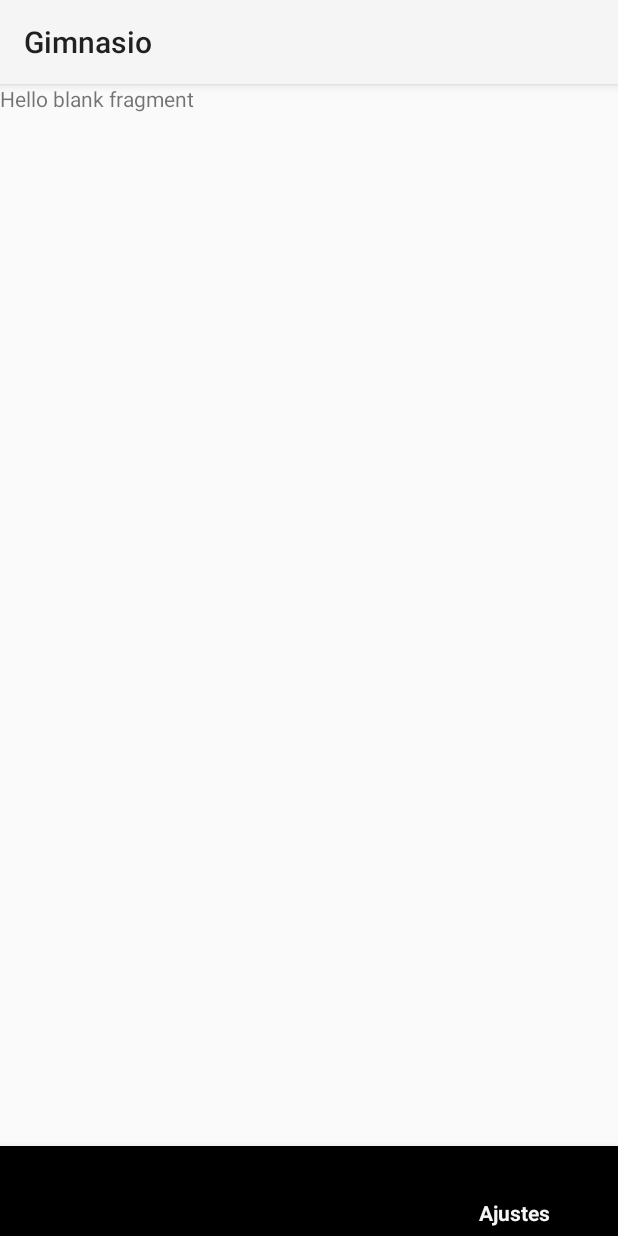
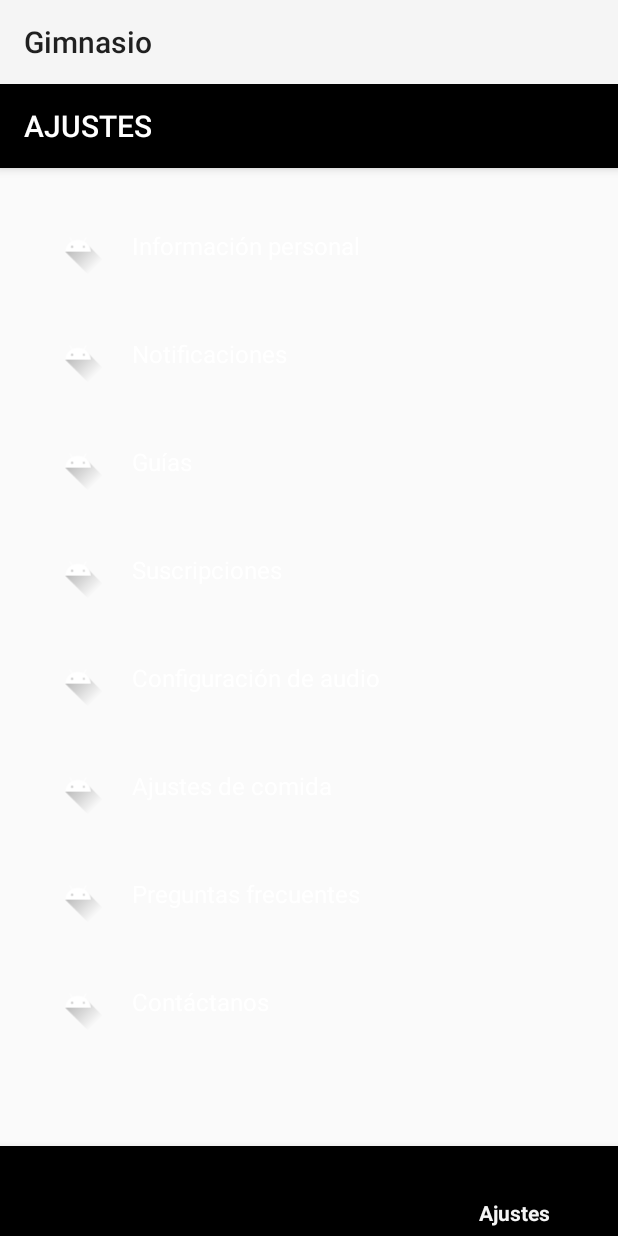
Before and after one commit to ingloorious/PALESTRA, an Android app: the screen it shows after launch once a user with an empty profile is signed in (HomeActivity), item 3 of the bottom bar chosen, on a phone screen of 412 x 824 dp. Run offline under Robolectric (Android 15) with nearby library versions, the phone set to English and light mode, and no system bars; our stand-ins replace Firebase (no records; nobody signed in at launch, a user with empty details on screens opened directly).

Commit message:
fragment ajustes , estructura creada (en desarrollo)

```diff
--- /dev/null
+++ b/app/src/main/java/AJUSTES/ajustesAdapter.java
@@ -0,0 +1,60 @@
+package AJUSTES;
+
+import android.view.LayoutInflater;
+import android.view.View;
+import android.view.ViewGroup;
+import android.widget.ImageView;
+import android.widget.TextView;
+
+import androidx.annotation.NonNull;
+import androidx.recyclerview.widget.RecyclerView;
+import com.example.gimnasio.R;
+import java.util.List;
+
+public class ajustesAdapter extends RecyclerView.Adapter<ajustesAdapter.ViewHolder> {
+
+    private final List<ajustesClass> ajustesList;
+    private final OnAjusteClickListener listener;
+
+    // Constructor adecuado
+    public ajustesAdapter(List<ajustesClass> ajustesList, OnAjusteClickListener listener) {
+        this.ajustesList = ajustesList;
+        this.listener = listener;
+    }
+
+    public interface OnAjusteClickListener {
+        void onAjusteClick(ajustesClass item);
+    }
+
+    @NonNull
+    @Override
+    public ajustesAdapter.ViewHolder onCreateViewHolder(@NonNull ViewGroup parent, int viewType) {
+        View view = LayoutInflater.from(parent.getContext()).inflate(R.layout.item_ajuste, parent, false);
+        return new ajustesAdapter.ViewHolder(view); // Deberías retornar el ViewHolder aquí
+    }
+
+    @Override
+    public void onBindViewHolder(@NonNull ajustesAdapter.ViewHolder holder, int position) {
+        ajustesClass item = ajustesList.get(position);
+        holder.icono.setImageResource(item.getIcono());
+        holder.titulo.setText(item.getTitulo());
+        holder.itemView.setOnClickListener(v -> listener.onAjusteClick(item));
+    }
+
+    @Override
+    public int getItemCount() {
+        return ajustesList.size();
+    }
+
+    // Clase ViewHolder
+    static class ViewHolder extends RecyclerView.ViewHolder {
+        ImageView icono;
+        TextView titulo;
+
+        public ViewHolder(@NonNull View itemView) {
+            super(itemView);
+            icono = itemView.findViewById(R.id.iconImage);
+            titulo = itemView.findViewById(R.id.titulo);
+        }
+    }
+}
--- /dev/null
+++ b/app/src/main/java/AJUSTES/ajustesClass.java
@@ -0,0 +1,19 @@
+package AJUSTES;
+
+public class ajustesClass {
+    private final String titulo ;
+    private final int icono ;
+
+    public ajustesClass(String titulo, int icono) {
+        this.titulo = titulo;
+        this.icono = icono;
+    }
+
+    public String getTitulo() {
+        return titulo;
+    }
+
+    public int getIcono() {
+        return icono;
+    }
+}
--- a/app/src/main/java/com/example/gimnasio/AjustesFragment.java
+++ b/app/src/main/java/com/example/gimnasio/AjustesFragment.java
@@ -1,47 +1,37 @@
 package com.example.gimnasio;
 
+import android.graphics.Color;
 import android.os.Bundle;
 
+import androidx.appcompat.widget.Toolbar;
 import androidx.fragment.app.Fragment;
+import androidx.recyclerview.widget.LinearLayoutManager;
+import androidx.recyclerview.widget.RecyclerView;
 
 import android.view.LayoutInflater;
 import android.view.View;
 import android.view.ViewGroup;
 
-/**
- * A simple {@link Fragment} subclass.
- * Use the {@link AjustesFragment#newInstance} factory method to
- * create an instance of this fragment.
- */
+import java.util.ArrayList;
+import java.util.List;
+
+import AJUSTES.ajustesAdapter;
+import AJUSTES.ajustesClass;
+
+
+
 public class AjustesFragment extends Fragment {
 
-    // TODO: Rename parameter arguments, choose names that match
-    // the fragment initialization parameters, e.g. ARG_ITEM_NUMBER
-    private static final String ARG_PARAM1 = "param1";
-    private static final String ARG_PARAM2 = "param2";
-
-    // TODO: Rename and change types of parameters
-    private String mParam1;
-    private String mParam2;
+    Toolbar barra ;
 
     public AjustesFragment() {
         // Required empty public constructor
     }
 
-    /**
-     * Use this factory method to create a new instance of
-     * this fragment using the provided parameters.
-     *
-     * @param param1 Parameter 1.
-     * @param param2 Parameter 2.
-     * @return A new instance of fragment AjustesFragment.
-     */
-    // TODO: Rename and change types and number of parameters
+
     public static AjustesFragment newInstance(String param1, String param2) {
         AjustesFragment fragment = new AjustesFragment();
         Bundle args = new Bundle();
-        args.putString(ARG_PARAM1, param1);
-        args.putString(ARG_PARAM2, param2);
         fragment.setArguments(args);
         return fragment;
     }
@@ -49,16 +39,36 @@ public class AjustesFragment extends Fragment {
     @Override
     public void onCreate(Bundle savedInstanceState) {
         super.onCreate(savedInstanceState);
-        if (getArguments() != null) {
-            mParam1 = getArguments().getString(ARG_PARAM1);
-            mParam2 = getArguments().getString(ARG_PARAM2);
-        }
+
     }
 
     @Override
     public View onCreateView(LayoutInflater inflater, ViewGroup container,
                              Bundle savedInstanceState) {
-        // Inflate the layout for this fragment
-        return inflater.inflate(R.layout.fragment_ajustes, container, false);
+        View view = inflater.inflate(R.layout.fragment_ajustes,container, false);
+        barra = view.findViewById(R.id.toolbar);
+        barra.setTitle("AJUSTES");
+        barra.setTitleTextColor(Color.WHITE);
+
+        RecyclerView recyclerView = view.findViewById(R.id.recyclerViewAjustes);
+        recyclerView.setLayoutManager(new LinearLayoutManager(getContext()));
+
+        List<ajustesClass> ajustesList = new ArrayList<>();
+        ajustesList.add(new ajustesClass("Información personal", R.drawable.ic_launcher_foreground));
+        ajustesList.add(new ajustesClass("Notificaciones", R.drawable.ic_launcher_foreground));
+        ajustesList.add(new ajustesClass("Guías", R.drawable.ic_launcher_foreground));
+        ajustesList.add(new ajustesClass("Suscripciones", R.drawable.ic_launcher_foreground));
+        ajustesList.add(new ajustesClass("Configuración de audio", R.drawable.ic_launcher_foreground));
+        ajustesList.add(new ajustesClass("Ajustes de comida", R.drawable.ic_launcher_foreground));
+        ajustesList.add(new ajustesClass("Preguntas frecuentes", R.drawable.ic_launcher_foreground));
+        ajustesList.add(new ajustesClass("Contáctanos", R.drawable.ic_launcher_foreground));
+
+        ajustesAdapter adapter = new ajustesAdapter(ajustesList, item -> {
+            // Manejar clics en los elementos
+        });
+
+        recyclerView.setAdapter(adapter);
+
+        return view;
     }
 }
--- a/app/src/main/res/layout/fragment_ajustes.xml
+++ b/app/src/main/res/layout/fragment_ajustes.xml
@@ -5,10 +5,26 @@
     android:layout_height="match_parent"
     tools:context=".AjustesFragment">
 
-    <!-- TODO: Update blank fragment layout -->
-    <TextView
+
+    <LinearLayout
         android:layout_width="match_parent"
         android:layout_height="match_parent"
-        android:text="@string/hello_blank_fragment" />
+        android:orientation="vertical">
 
+        <androidx.appcompat.widget.Toolbar
+            android:id="@+id/toolbar"
+            android:layout_width="match_parent"
+            android:layout_height="?attr/actionBarSize"
+            android:background="@color/black"
+            android:elevation="4dp"
+            android:titleTextColor="@color/Rojo" />
+
+        <!-- RecyclerView para categorías y opciones -->
+        <androidx.recyclerview.widget.RecyclerView
+            android:id="@+id/recyclerViewAjustes"
+            android:layout_width="match_parent"
+            android:layout_height="match_parent"
+            android:padding="16dp"
+            android:clipToPadding="false" />
+    </LinearLayout>
 </FrameLayout>
--- /dev/null
+++ b/app/src/main/res/layout/item_ajuste.xml
@@ -0,0 +1,24 @@
+<?xml version="1.0" encoding="utf-8"?>
+<LinearLayout
+    xmlns:android="http://schemas.android.com/apk/res/android"
+    android:layout_width="match_parent"
+    android:layout_height="wrap_content"
+    android:orientation="horizontal"
+    android:padding="16dp">
+
+    <ImageView
+        android:id="@+id/iconImage"
+        android:layout_width="40dp"
+        android:layout_height="40dp"
+        android:src="@drawable/ic_launcher_foreground" />
+
+    <TextView
+        android:id="@+id/titulo"
+        android:layout_width="wrap_content"
+        android:layout_height="wrap_content"
+        android:layout_gravity="center_vertical"
+        android:layout_marginStart="16dp"
+        android:text="Opción"
+        android:textColor="@color/white"
+        android:textSize="16sp" />
+</LinearLayout>
```
